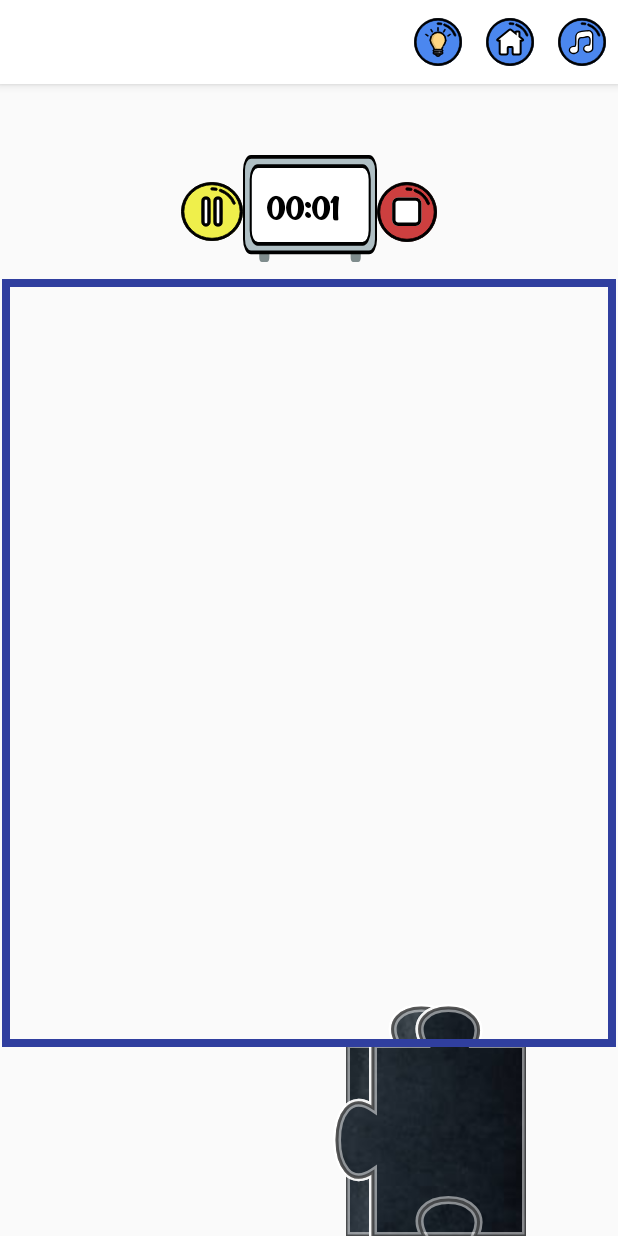
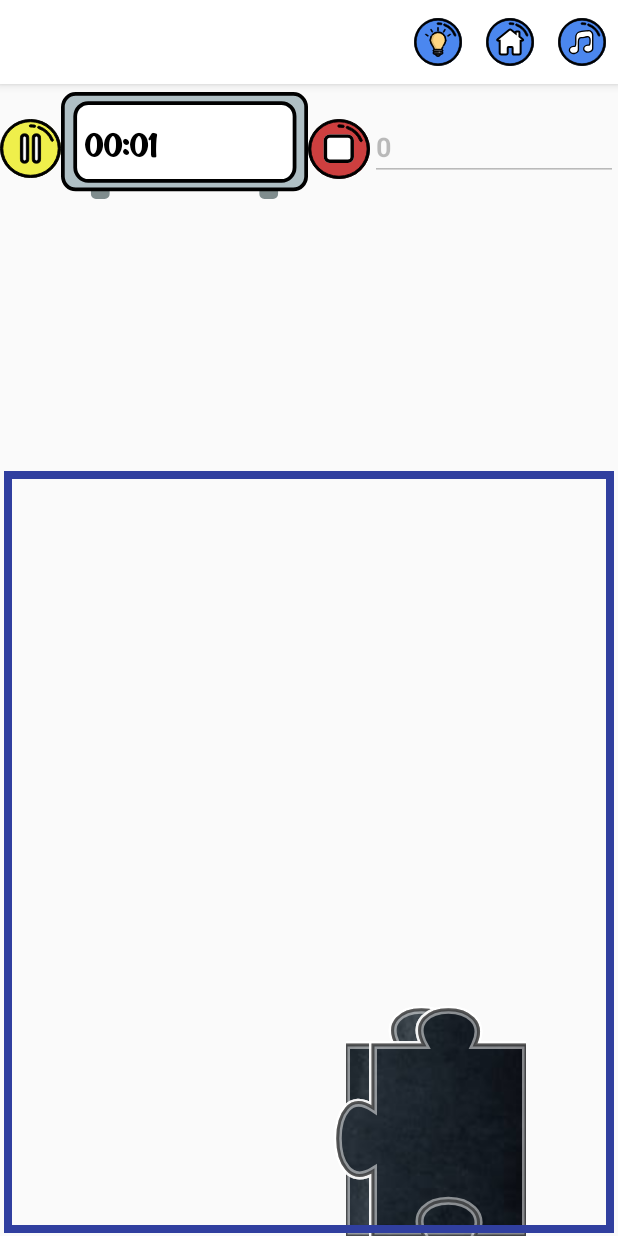
Before and after one commit to SapirDaga1/PuzzleApp-android, an Android app: the PuzzleActivity screen opened directly, with no data from a screen before it, on a phone screen of 412 x 824 dp. Run offline under Robolectric (Android 15) with nearby library versions, the phone set to English and light mode, and no system bars.

Commit message:
score text

```diff
--- a/app/src/main/java/il/org/puzzeling/PuzzleActivity.java
+++ b/app/src/main/java/il/org/puzzeling/PuzzleActivity.java
@@ -1,5 +1,6 @@
 package il.org.puzzeling;
 
+import android.annotation.SuppressLint;
 import android.app.Dialog;
 import android.content.Intent;
 import android.content.SharedPreferences;
@@ -33,6 +34,7 @@ import android.widget.RelativeLayout;
 import android.widget.TextView;
 import android.widget.Toast;
 import java.io.IOException;
+import java.text.BreakIterator;
 import java.util.Collections;
 import java.util.Random;
 import java.io.InputStream;
@@ -45,9 +47,13 @@ import androidx.constraintlayout.widget.ConstraintLayout;
 import com.airbnb.lottie.LottieAnimationView;
 import java.util.ArrayList;
 import static il.org.puzzeling.FirstScreenActivity.isMuted;
+import static il.org.puzzeling.MainActivity.FLAG_LEVEL;
+import static il.org.puzzeling.MainActivity.points;
+import static il.org.puzzeling.MainActivity.score;
 import static java.lang.Math.abs;
 
 public class PuzzleActivity extends AppCompatActivity {
+
 
     ArrayList<PuzzlePieces> pieces;
     String mCurrentPhotoPath;
@@ -55,7 +61,9 @@ public class PuzzleActivity extends AppCompatActivity {
     String  mCurrentPhoto;
     SharedPreferences sp;
     static  boolean Clue = false;
-    static int points = 0;
+    @SuppressLint("StaticFieldLeak")
+    public static EditText score_et;
+    boolean once = true;
     Chronometer simpleChronometer; //stopper
 
 
@@ -81,23 +89,17 @@ public class PuzzleActivity extends AppCompatActivity {
     protected void onCreate(Bundle savedInstanceState) {
         super.onCreate(savedInstanceState);
         setContentView(R.layout.activity_puzzle);
-
-
-
         sp = getSharedPreferences("music",MODE_PRIVATE);
         manageMusic(false);
         final RelativeLayout layout = findViewById(R.id.layout);
         final ImageView imageView = findViewById(R.id.imageView);
+        score_et= findViewById(R.id.score_et);
         imageView.setBackgroundTintList(ColorStateList.valueOf(Color.BLACK));
 
         //------Timer------//
-
         chronometer = findViewById(R.id.chronometer);
         chronometer.setFormat("%s");
-
         chronometer.setBase(SystemClock.elapsedRealtime());
-
-
         //--------finish game dialog--------//0
         win_dialog = new Dialog(this);
         pause_dialog= new Dialog(this);
@@ -167,8 +169,6 @@ public class PuzzleActivity extends AppCompatActivity {
             chronometer.stop();
             running = false;
             openPauseDialog();
-
-
         }
     }
     public void resetChronometer(View v) {
@@ -554,13 +554,15 @@ public class PuzzleActivity extends AppCompatActivity {
             case R.id.clue:
                 Clue = true;
                 ImageView imageView = findViewById(R.id.imageView);
-                if(Clue) {
+                if(Clue && once) {
                     imageView.setVisibility(View.VISIBLE);
-                    Toast.makeText(PuzzleActivity.this, getString(R.string.clue) + points + getString(R.string.points), Toast.LENGTH_SHORT).show();
+                    Toast.makeText(PuzzleActivity.this, getString(R.string.clue) + points*5*FLAG_LEVEL + getString(R.string.points), Toast.LENGTH_SHORT).show();
+                    score = score - points*5*FLAG_LEVEL;
                     item.setIcon(R.drawable.ic_no_hint_bulb_button);
-                } else {
-                    item.setIcon(R.drawable.ic_hint_bulb_button);
-                    imageView.setVisibility(View.INVISIBLE);
+                    syncScore();
+                    once=false;
+                }
+                else {
                 }
 
                 break;
@@ -590,5 +592,7 @@ public class PuzzleActivity extends AppCompatActivity {
         }
         return true;
     }
-
+    public static void syncScore(){
+        score_et.setText(score + "");
+    }
 }
--- a/app/src/main/java/il/org/puzzeling/TouchListener.java
+++ b/app/src/main/java/il/org/puzzeling/TouchListener.java
@@ -5,8 +5,12 @@ import android.view.MotionEvent;
 import android.view.View;
 import android.view.ViewGroup;
 import android.view.animation.AnimationUtils;
+import android.widget.EditText;
 import android.widget.RelativeLayout;
 
+import static il.org.puzzeling.MainActivity.FLAG_LEVEL;
+import static il.org.puzzeling.MainActivity.points;
+import static il.org.puzzeling.MainActivity.score;
 import static java.lang.Math.pow;
 import static java.lang.Math.sqrt;
 import static java.lang.StrictMath.abs;
@@ -57,6 +61,8 @@ public class TouchListener implements View.OnTouchListener {
                     piece.setLayoutParams(lParams);
                     piece.canMove = false;
                     piece.startAnimation(AnimationUtils.loadAnimation(activity.getApplicationContext(),R.anim.pulse));
+                    score = score+ points*FLAG_LEVEL;
+                    PuzzleActivity.syncScore();
                     sendViewToBack(piece);
                     activity.checkGameOver();
                 }
--- a/app/src/main/res/layout/activity_puzzle.xml
+++ b/app/src/main/res/layout/activity_puzzle.xml
@@ -17,30 +17,29 @@
         app:layout_constraintRight_toRightOf="parent"
         app:layout_constraintTop_toTopOf="parent"
         app:layout_constraintVertical_bias="1.0">
-
-
         <!-- Timer -->
-
         <LinearLayout
             android:id="@+id/timer_layout"
             android:layout_width="match_parent"
+            android:weightSum="10"
             android:layout_height="wrap_content"
-            android:layout_alignParentTop="true"
-            android:layout_marginTop="47dp"
+            android:layout_marginTop="5dp"
             android:layout_marginBottom="5dp"
-            android:gravity="center_horizontal"
-            android:orientation="horizontal">
+            android:orientation="horizontal"
+            >
 
 
             <Button
-                android:layout_width="41dp"
+                android:layout_width="0dp"
                 android:layout_height="39dp"
+                android:layout_weight="1"
                 android:background="@drawable/ic_pause_button"
                 android:onClick="pauseChronometer" />
 
             <Chronometer
                 android:id="@+id/chronometer"
-                android:layout_width="89dp"
+                android:layout_width="0dp"
+                android:layout_weight="4"
                 android:layout_height="71dp"
                 android:background="@drawable/ic_clock_without_up"
                 android:fontFamily="@font/font2"
@@ -50,17 +49,25 @@
                 android:textStyle="bold" />
 
             <Button
-                android:layout_width="40dp"
+                android:layout_width="0dp"
+                android:layout_weight="1"
                 android:layout_height="40dp"
                 android:background="@drawable/ic_stop_button"
                 android:onClick="resetChronometer" />
-
+            <EditText
+                android:id="@+id/score_et"
+                android:layout_width="0dp"
+                android:layout_height="wrap_content"
+                android:layout_weight="4"
+                android:enabled="false"
+                android:textAlignment="center"
+                android:textStyle="bold"
+                android:text="0"
+                />
 
         </LinearLayout>
 
-
     </RelativeLayout>
-
     <ImageView
         android:layout_width="0dp"
         android:layout_height="0dp"
@@ -70,10 +77,8 @@
         android:alpha="1.0"
         android:background="@drawable/frame_puzzle"
         app:layout_constraintDimensionRatio="H,4:5"
-        app:layout_constraintEnd_toEndOf="parent"
-        app:layout_constraintLeft_toLeftOf="parent"
-        app:layout_constraintRight_toRightOf="parent"
-        app:layout_constraintStart_toStartOf="parent"
+        app:layout_constraintEnd_toEndOf="@id/imageView"
+        app:layout_constraintStart_toStartOf="@id/imageView"
         app:layout_constraintTop_toTopOf="@id/imageView" />
 
 
@@ -90,10 +95,8 @@
         app:layout_constraintBottom_toBottomOf="parent"
         app:layout_constraintDimensionRatio="H,4:5"
         app:layout_constraintEnd_toEndOf="parent"
-        app:layout_constraintLeft_toLeftOf="parent"
-        app:layout_constraintRight_toRightOf="parent"
         app:layout_constraintStart_toStartOf="parent"
-        app:layout_constraintTop_toTopOf="parent"
+        app:layout_constraintTop_toTopOf="@id/timer_layout"
         app:srcCompat="@drawable/aaaaa">
 
 
@@ -102,4 +105,6 @@
 
 
 
+
+
 </androidx.constraintlayout.widget.ConstraintLayout>
```
Also changed, not shown: app/src/main/java/il/org/puzzeling/MainActivity.java (+8 -3 lines).
